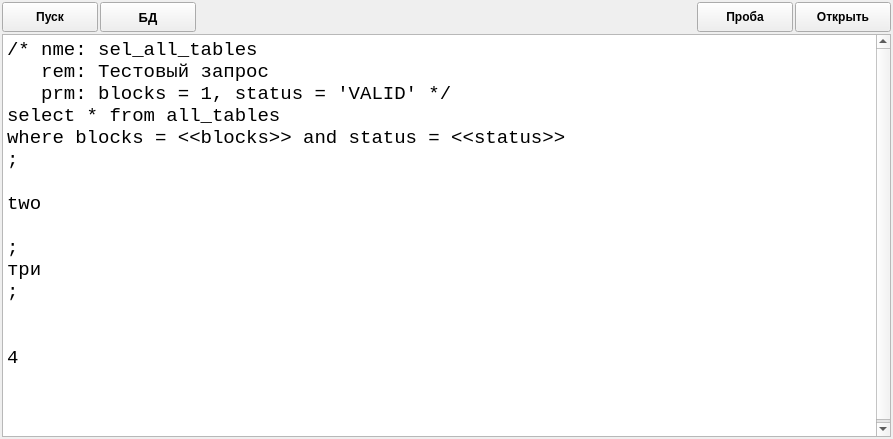
The window that zQuery/src/wgt/WEdit.ui (Zurg-13/cpp) describes before a commit, drawn with Qt 5.
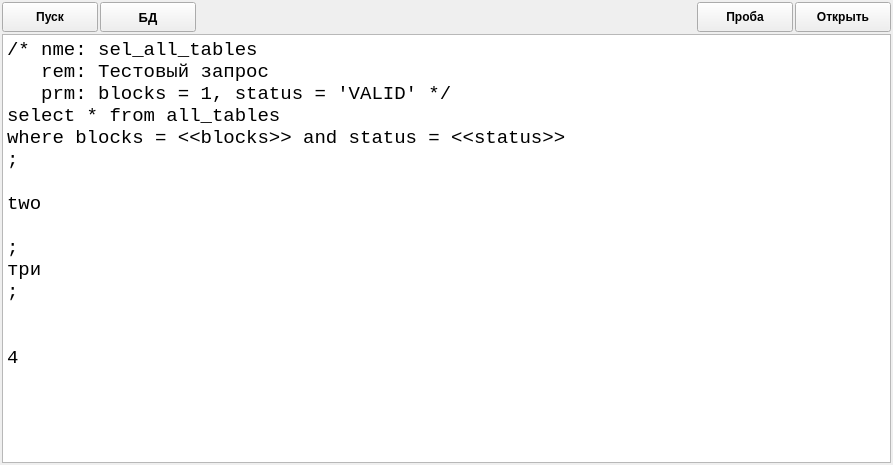
The same window after the commit.

```diff
--- a/zQuery/src/wgt/WEdit.ui
+++ b/zQuery/src/wgt/WEdit.ui
@@ -7,7 +7,7 @@
     <x>0</x>
     <y>0</y>
     <width>893</width>
-    <height>439</height>
+    <height>465</height>
    </rect>
   </property>
   <property name="windowTitle">
```
